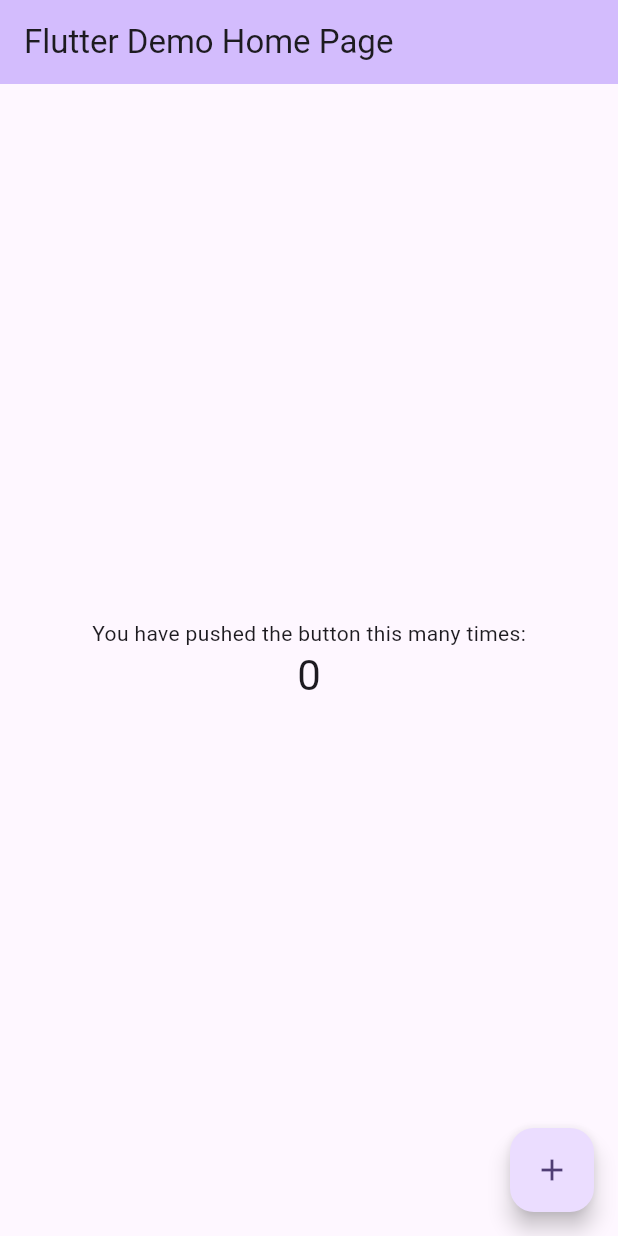
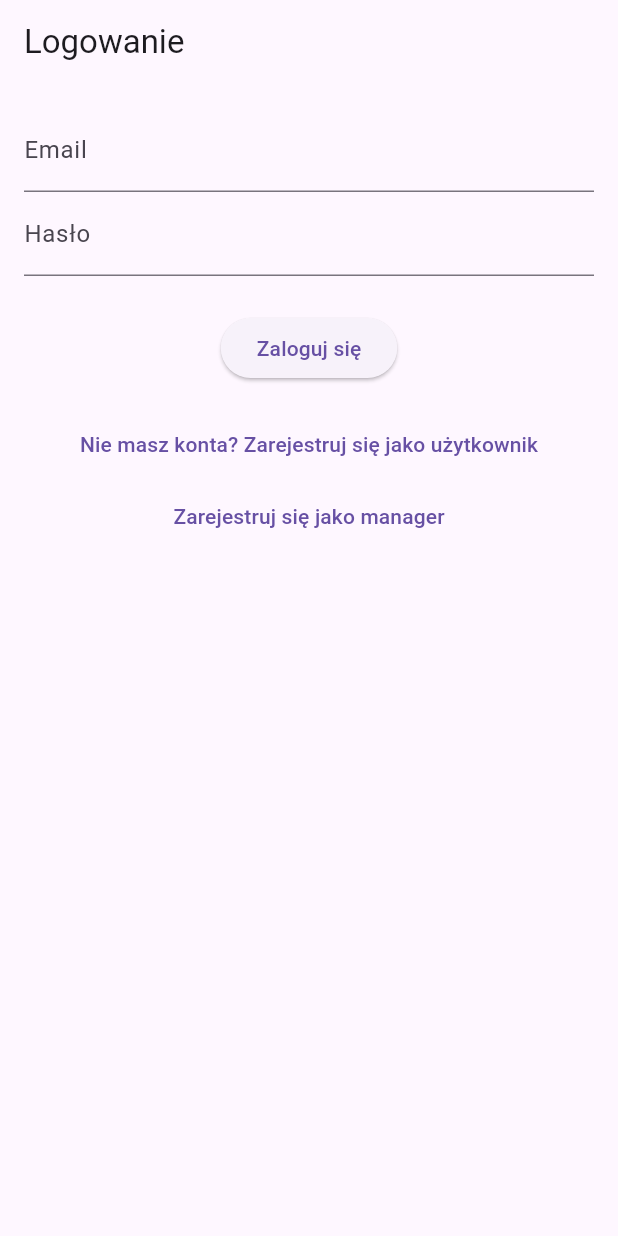
Before and after one commit to eTraveler04/Coffee-Sticker, a Flutter app: the screen it shows after launch, on a phone screen of 412 x 824 dp. Run offline on Flutter 3.47's test engine with Material 3 defaults, Android fonts, the phone set to English and light mode, and no system bars; our stand-ins replace cloud_firestore, firebase_auth, firebase_core; accounts and stored records are empty; statements that could not run were skipped.

Commit message:
added register, login, home pages

```diff
--- a/lib/main.dart
+++ b/lib/main.dart
@@ -1,122 +1,66 @@
 import 'package:flutter/material.dart';
+import 'package:firebase_core/firebase_core.dart';
+import 'firebase_options.dart';
+import 'screens/auth/login_screen.dart';
+import 'screens/user/user_home_screen.dart';
+import 'screens/manager/manager_home_screen.dart';
+import 'package:firebase_auth/firebase_auth.dart';
+import 'package:cloud_firestore/cloud_firestore.dart';
 
-void main() {
+void main() async {
+  WidgetsFlutterBinding.ensureInitialized();
+  await Firebase.initializeApp(options: DefaultFirebaseOptions.currentPlatform);
   runApp(const MyApp());
 }
 
 class MyApp extends StatelessWidget {
   const MyApp({super.key});
 
-  // This widget is the root of your application.
   @override
   Widget build(BuildContext context) {
     return MaterialApp(
-      title: 'Flutter Demo',
-      theme: ThemeData(
-        // This is the theme of your application.
-        //
-        // TRY THIS: Try running your application with "flutter run". You'll see
-        // the application has a purple toolbar. Then, without quitting the app,
-        // try changing the seedColor in the colorScheme below to Colors.green
-        // and then invoke "hot reload" (save your changes or press the "hot
-        // reload" button in a Flutter-supported IDE, or press "r" if you used
-        // the command line to start the app).
-        //
-        // Notice that the counter didn't reset back to zero; the application
-        // state is not lost during the reload. To reset the state, use hot
-        // restart instead.
-        //
-        // This works for code too, not just values: Most code changes can be
-        // tested with just a hot reload.
-        colorScheme: ColorScheme.fromSeed(seedColor: Colors.deepPurple),
-      ),
-      home: const MyHomePage(title: 'Flutter Demo Home Page'),
+      title: 'Sticker App',
+      theme: ThemeData(primarySwatch: Colors.blue),
+      home: const AuthGate(),
     );
   }
 }
 
-class MyHomePage extends StatefulWidget {
-  const MyHomePage({super.key, required this.title});
-
-  // This widget is the home page of your application. It is stateful, meaning
-  // that it has a State object (defined below) that contains fields that affect
-  // how it looks.
-
-  // This class is the configuration for the state. It holds the values (in this
-  // case the title) provided by the parent (in this case the App widget) and
-  // used by the build method of the State. Fields in a Widget subclass are
-  // always marked "final".
-
-  final String title;
-
-  @override
-  State<MyHomePage> createState() => _MyHomePageState();
-}
-
-class _MyHomePageState extends State<MyHomePage> {
-  int _counter = 0;
-
-  void _incrementCounter() {
-    setState(() {
-      // This call to setState tells the Flutter framework that something has
-      // changed in this State, which causes it to rerun the build method below
-      // so that the display can reflect the updated values. If we changed
-      // _counter without calling setState(), then the build method would not be
-      // called again, and so nothing would appear to happen.
-      _counter++;
-    });
-  }
+class AuthGate extends StatelessWidget {
+  const AuthGate({super.key});
 
   @override
   Widget build(BuildContext context) {
-    // This method is rerun every time setState is called, for instance as done
-    // by the _incrementCounter method above.
-    //
-    // The Flutter framework has been optimized to make rerunning build methods
-    // fast, so that you can just rebuild anything that needs updating rather
-    // than having to individually change instances of widgets.
-    return Scaffold(
-      appBar: AppBar(
-        // TRY THIS: Try changing the color here to a specific color (to
-        // Colors.amber, perhaps?) and trigger a hot reload to see the AppBar
-        // change color while the other colors stay the same.
-        backgroundColor: Theme.of(context).colorScheme.inversePrimary,
-        // Here we take the value from the MyHomePage object that was created by
-        // the App.build method, and use it to set our appbar title.
-        title: Text(widget.title),
-      ),
-      body: Center(
-        // Center is a layout widget. It takes a single child and positions it
-        // in the middle of the parent.
-        child: Column(
-          // Column is also a layout widget. It takes a list of children and
-          // arranges them vertically. By default, it sizes itself to fit its
-          // children horizontally, and tries to be as tall as its parent.
-          //
-          // Column has various properties to control how it sizes itself and
-          // how it positions its children. Here we use mainAxisAlignment to
-          // center the children vertically; the main axis here is the vertical
-          // axis because Columns are vertical (the cross axis would be
-          // horizontal).
-          //
-          // TRY THIS: Invoke "debug painting" (choose the "Toggle Debug Paint"
-          // action in the IDE, or press "p" in the console), to see the
-          // wireframe for each widget.
-          mainAxisAlignment: MainAxisAlignment.center,
-          children: <Widget>[
-            const Text('You have pushed the button this many times:'),
-            Text(
-              '$_counter',
-              style: Theme.of(context).textTheme.headlineMedium,
-            ),
-          ],
-        ),
-      ),
-      floatingActionButton: FloatingActionButton(
-        onPressed: _incrementCounter,
-        tooltip: 'Increment',
-        child: const Icon(Icons.add),
-      ), // This trailing comma makes auto-formatting nicer for build methods.
+    return StreamBuilder<User?>(
+      stream: FirebaseAuth.instance.authStateChanges(),
+      builder: (context, snapshot) {
+        if (snapshot.connectionState == ConnectionState.waiting) {
+          return const Scaffold(
+            body: Center(child: CircularProgressIndicator()),
+          );
+        }
+        if (!snapshot.hasData) {
+          return const LoginScreen();
+        }
+
+        final uid = snapshot.data!.uid;
+
+        return FutureBuilder<DocumentSnapshot>(
+          future: FirebaseFirestore.instance.collection('users').doc(uid).get(),
+          builder: (context, userSnap) {
+            if (userSnap.connectionState == ConnectionState.waiting) {
+              return const Scaffold(
+                body: Center(child: CircularProgressIndicator()),
+              );
+            }
+            if (userSnap.data != null && userSnap.data!.exists) {
+              return const UserHomeScreen();
+            } else {
+              return const ManagerHomeScreen();
+            }
+          },
+        );
+      },
     );
   }
 }
--- /dev/null
+++ b/lib/screens/auth/login_screen.dart
@@ -0,0 +1,125 @@
+import 'package:flutter/material.dart';
+import 'package:firebase_auth/firebase_auth.dart';
+import 'package:cloud_firestore/cloud_firestore.dart';
+import '../user/user_home_screen.dart';
+import '../manager/manager_home_screen.dart';
+import 'register_screen.dart';
+
+class LoginScreen extends StatefulWidget {
+  const LoginScreen({super.key});
+
+  @override
+  State<LoginScreen> createState() => _LoginScreenState();
+}
+
+class _LoginScreenState extends State<LoginScreen> {
+  final _emailController = TextEditingController();
+  final _passwordController = TextEditingController();
+  final _formKey = GlobalKey<FormState>();
+  bool _loading = false;
+
+  Future<void> _login() async {
+    if (!_formKey.currentState!.validate()) return;
+    setState(() => _loading = true);
+
+    final email = _emailController.text.trim();
+    final password = _passwordController.text.trim();
+
+    try {
+      final credential = await FirebaseAuth.instance.signInWithEmailAndPassword(
+        email: email,
+        password: password,
+      );
+
+      final uid = credential.user!.uid;
+
+      // Sprawdzenie roli: user czy manager
+      final userDoc =
+          await FirebaseFirestore.instance.collection('users').doc(uid).get();
+      final managerDoc =
+          await FirebaseFirestore.instance
+              .collection('managers')
+              .doc(uid)
+              .get();
+
+      if (userDoc.exists) {
+        Navigator.of(context).pushReplacement(
+          MaterialPageRoute(builder: (_) => const UserHomeScreen()),
+        );
+      } else if (managerDoc.exists) {
+        Navigator.of(context).pushReplacement(
+          MaterialPageRoute(builder: (_) => const ManagerHomeScreen()),
+        );
+      } else {
+        throw Exception('Brak roli przypisanej do konta.');
+      }
+    } catch (e) {
+      ScaffoldMessenger.of(context).showSnackBar(
+        SnackBar(content: Text('Błąd logowania: ${e.toString()}')),
+      );
+    } finally {
+      setState(() => _loading = false);
+    }
+  }
+
+  void _navigateToRegister(bool isManager) {
+    Navigator.of(context).push(
+      MaterialPageRoute(builder: (_) => RegisterScreen(isManager: isManager)),
+    );
+  }
+
+  @override
+  Widget build(BuildContext context) {
+    return Scaffold(
+      appBar: AppBar(title: const Text('Logowanie')),
+      body: Padding(
+        padding: const EdgeInsets.all(16.0),
+        child: Form(
+          key: _formKey,
+          child: Column(
+            children: [
+              TextFormField(
+                controller: _emailController,
+                decoration: const InputDecoration(labelText: 'Email'),
+                keyboardType: TextInputType.emailAddress,
+                validator:
+                    (value) =>
+                        value != null && value.contains('@')
+                            ? null
+                            : 'Niepoprawny email',
+              ),
+              TextFormField(
+                controller: _passwordController,
+                decoration: const InputDecoration(labelText: 'Hasło'),
+                obscureText: true,
+                validator:
+                    (value) =>
+                        value != null && value.length >= 6
+                            ? null
+                            : 'Minimum 6 znaków',
+              ),
+              const SizedBox(height: 24),
+              _loading
+                  ? const CircularProgressIndicator()
+                  : ElevatedButton(
+                    onPressed: _login,
+                    child: const Text('Zaloguj się'),
+                  ),
+              const SizedBox(height: 16),
+              TextButton(
+                onPressed: () => _navigateToRegister(false),
+                child: const Text(
+                  'Nie masz konta? Zarejestruj się jako użytkownik',
+                ),
+              ),
+              TextButton(
+                onPressed: () => _navigateToRegister(true),
+                child: const Text('Zarejestruj się jako manager'),
+              ),
+            ],
+          ),
+        ),
+      ),
+    );
+  }
+}
--- a/pubspec.yaml
+++ b/pubspec.yaml
@@ -31,6 +31,8 @@ dependencies:
   flutter:
     sdk: flutter
   firebase_core: ^2.24.0
+  firebase_auth: ^4.15.0
+  cloud_firestore: ^4.15.0
 
   # The following adds the Cupertino Icons font to your application.
   # Use with the CupertinoIcons class for iOS style icons.
```
Also changed, not shown: lib/screens/auth/register_screen.dart (added, +145 -0 lines), lib/screens/manager/manager_home_screen.dart (added, +25 -0 lines), lib/screens/user/user_home_screen.dart (added, +25 -0 lines), pubspec.lock, 7 other files.
